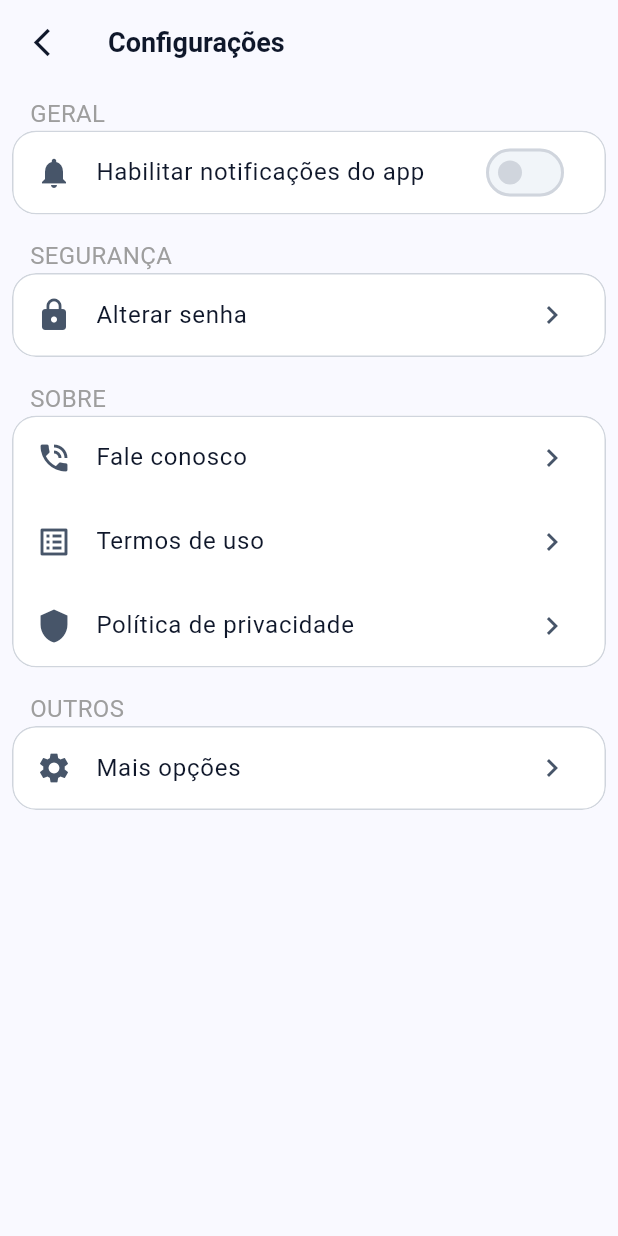
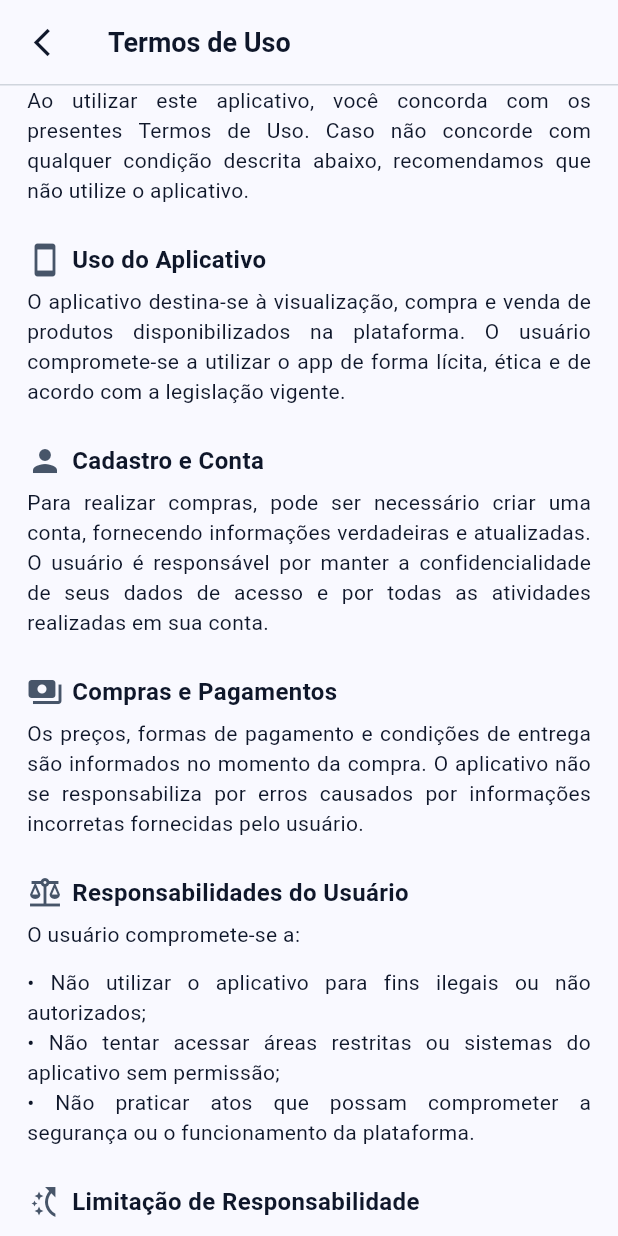
Before and after one commit to DataCompanyCloud/sales_app, a Flutter app: the SettingsPage screen opened by its route, after a tap on "Termos de uso", on a phone screen of 412 x 824 dp. Run offline on Flutter 3.47's test engine with Material 3 defaults, Android fonts, the phone set to English and light mode, and no system bars; our stand-ins replace connectivity_plus, dio, dotted_border, faker, flutter_local_notifications, flutter_riverpod and 7 more; missing offline and left inert: esc_pos_utils_plus; accounts and stored records are empty; generated files the repository leaves out were written again.

Commit message:
#3
- Criação da tela de termos de uso
- Estilização das telas de políticas de privacidade e termos de uso

```diff
--- a/lib/src/features/settings/presentation/router/settings_router.dart
+++ b/lib/src/features/settings/presentation/router/settings_router.dart
@@ -2,11 +2,13 @@ import 'package:go_router/go_router.dart';
 import 'package:sales_app/src/features/settings/presentation/views/more_options_page.dart';
 import 'package:sales_app/src/features/settings/presentation/views/privacy_policy_page.dart';
 import 'package:sales_app/src/features/settings/presentation/views/settings_page.dart';
+import 'package:sales_app/src/features/settings/presentation/views/terms_of_use_page.dart';
 
 enum SettingsRouter {
   settings,
   more_settings,
   privacy_policy,
+  use_terms,
 }
 
 final settingsRoutes = GoRoute(
@@ -30,5 +32,12 @@ final settingsRoutes = GoRoute(
         return PrivacyPolicyPage();
       }
     ),
+    GoRoute(
+      path: 'terms_of_use',
+      name: SettingsRouter.use_terms.name,
+      builder: (context, state) {
+        return TermsOfUsePage();
+      }
+    )
   ]
 );
--- a/lib/src/features/settings/presentation/views/settings_page.dart
+++ b/lib/src/features/settings/presentation/views/settings_page.dart
@@ -11,6 +11,8 @@ class SettingsPage extends ConsumerWidget {
 
   @override
   Widget build(BuildContext context, WidgetRef ref) {
+    final theme = Theme.of(context);
+    final scheme = theme.colorScheme;
     final isNotificationsOn = ref.watch(isNotificationsOnProvider);
 
     return Scaffold(
@@ -21,6 +23,13 @@ class SettingsPage extends ConsumerWidget {
             context.goNamed(AppRoutes.home.name);
           },
           icon: Icon(Icons.arrow_back_ios_new, size: 22),
+        ),
+        bottom: PreferredSize(
+          preferredSize: const Size.fromHeight(1.0),
+          child: Container(
+            color: scheme.outline,
+            height: 1.0,
+          ),
         ),
       ),
       body: SafeArea(
@@ -109,7 +118,9 @@ class SettingsPage extends ConsumerWidget {
                         title: Text("Termos de uso"),
                         leading: Icon(Icons.list_alt),
                         trailing: Icon(Icons.chevron_right),
-                        onTap: () {},
+                        onTap: () {
+                          context.goNamed(SettingsRouter.use_terms.name);
+                        },
                       ),
                       ListTile(
                         title: Text("Política de privacidade"),
--- /dev/null
+++ b/lib/src/features/settings/presentation/views/terms_of_use_page.dart
@@ -0,0 +1,174 @@
+import 'package:flutter/material.dart';
+import 'package:flutter_riverpod/flutter_riverpod.dart';
+import 'package:go_router/go_router.dart';
+
+class TermsOfUsePage extends ConsumerWidget {
+  const TermsOfUsePage({super.key});
+
+  @override
+  Widget build(BuildContext context, WidgetRef ref) {
+    final theme = Theme.of(context);
+    final scheme = theme.colorScheme;
+
+    return Scaffold(
+      appBar: AppBar(
+        title: Text("Termos de Uso"),
+        leading: IconButton(
+          onPressed: () {
+            context.pop();
+          },
+          icon: Icon(Icons.arrow_back_ios_new, size: 22),
+        ),
+        bottom: PreferredSize(
+          preferredSize: const Size.fromHeight(1.0),
+          child: Container(
+            color: scheme.outline,
+            height: 1.0,
+          ),
+        ),
+      ),
+      body: Padding(
+        padding: const EdgeInsets.only(left: 18, right: 18),
+        child: SafeArea(
+          child: SingleChildScrollView(
+            child: Column(
+              mainAxisAlignment: MainAxisAlignment.start,
+              crossAxisAlignment: CrossAxisAlignment.start,
+              children: [
+                Text(
+                  "Ao utilizar este aplicativo, você concorda com os presentes Termos de Uso. Caso não concorde com qualquer condição descrita abaixo, recomendamos que não utilize o aplicativo.",
+                  textAlign: TextAlign.justify,
+                ),
+
+                SizedBox(height: 24),
+                Row(
+                  children: [
+                    Icon(Icons.smartphone),
+                    SizedBox(width: 6),
+                    Text(
+                      "Uso do Aplicativo",
+                      style: TextStyle(
+                        fontSize: 16,
+                        fontWeight: FontWeight.bold
+                      ),
+                    ),
+                  ],
+                ),
+                SizedBox(height: 6),
+                Text(
+                  "O aplicativo destina-se à visualização, compra e venda de produtos disponibilizados na plataforma. O usuário compromete-se a utilizar o app de forma lícita, ética e de acordo com a legislação vigente.",
+                  textAlign: TextAlign.justify,
+                ),
+
+                SizedBox(height: 24),
+                Row(
+                  children: [
+                    Icon(Icons.person),
+                    SizedBox(width: 6),
+                    Text(
+                      "Cadastro e Conta",
+                      style: TextStyle(
+                        fontSize: 16,
+                        fontWeight: FontWeight.bold
+                      ),
+                    ),
+                  ],
+                ),
+                SizedBox(height: 6),
+                Text(
+                  "Para realizar compras, pode ser necessário criar uma conta, fornecendo informações verdadeiras e atualizadas. O usuário é responsável por manter a confidencialidade de seus dados de acesso e por todas as atividades realizadas em sua conta.",
+                  textAlign: TextAlign.justify,
+                ),
+
+                SizedBox(height: 24),
+                Row(
+                  children: [
+                    Icon(Icons.payments),
+                    SizedBox(width: 6),
+                    Text(
+                      "Compras e Pagamentos",
+                      style: TextStyle(
+                        fontSize: 16,
+                        fontWeight: FontWeight.bold
+                      ),
+                    ),
+                  ],
+                ),
+                SizedBox(height: 6),
+                Text(
+                  "Os preços, formas de pagamento e condições de entrega são informados no momento da compra. O aplicativo não se responsabiliza por erros causados por informações incorretas fornecidas pelo usuário.",
+                  textAlign: TextAlign.justify,
+                ),
+
+                SizedBox(height: 24),
+                Row(
+                  children: [
+                    Icon(Icons.balance),
+                    SizedBox(width: 6),
+                    Text(
+                      "Responsabilidades do Usuário",
+                      style: TextStyle(
+                        fontSize: 16,
+                        fontWeight: FontWeight.bold
+                      ),
+                    ),
+                  ],
+                ),
+                SizedBox(height: 6),
+                Text("O usuário compromete-se a:"),
+                SizedBox(height: 12),
+                Text(
+                  "• Não utilizar o aplicativo para fins ilegais ou não autorizados;\n"
+                  "• Não tentar acessar áreas restritas ou sistemas do aplicativo sem permissão;\n"
+                  "• Não praticar atos que possam comprometer a segurança ou o funcionamento da plataforma.",
+                  textAlign: TextAlign.justify,
+                ),
+
+                SizedBox(height: 24),
+                Row(
+                  children: [
+                    Icon(Icons.switch_access_shortcut),
+                    SizedBox(width: 6),
+                    Text(
+                      "Limitação de Responsabilidade",
+                      style: TextStyle(
+                        fontSize: 16,
+                        fontWeight: FontWeight.bold
+                      ),
+                    ),
+                  ],
+                ),
+                SizedBox(height: 6),
+                Text(
+                  "O aplicativo não se responsabiliza por eventuais indisponibilidades temporárias, falhas técnicas ou interrupções causadas por fatores externos.",
+                  textAlign: TextAlign.justify,
+                ),
+
+                SizedBox(height: 24),
+                Row(
+                  children: [
+                    Icon(Icons.list_alt),
+                    SizedBox(width: 6),
+                    Text(
+                      "Alterações nos Termos",
+                      style: TextStyle(
+                        fontSize: 16,
+                        fontWeight: FontWeight.bold
+                      ),
+                    ),
+                  ],
+                ),
+                SizedBox(height: 6),
+                Text(
+                  "Os Termos de Uso podem ser alterados a qualquer momento. As atualizações entrarão em vigor a partir de sua publicação no aplicativo.",
+                  textAlign: TextAlign.justify,
+                )
+              ],
+            ),
+          ),
+        ),
+      ),
+    );
+  }
+
+}
```
Also changed, not shown: lib/src/features/settings/presentation/views/privacy_policy_page.dart (+77 -14 lines).
